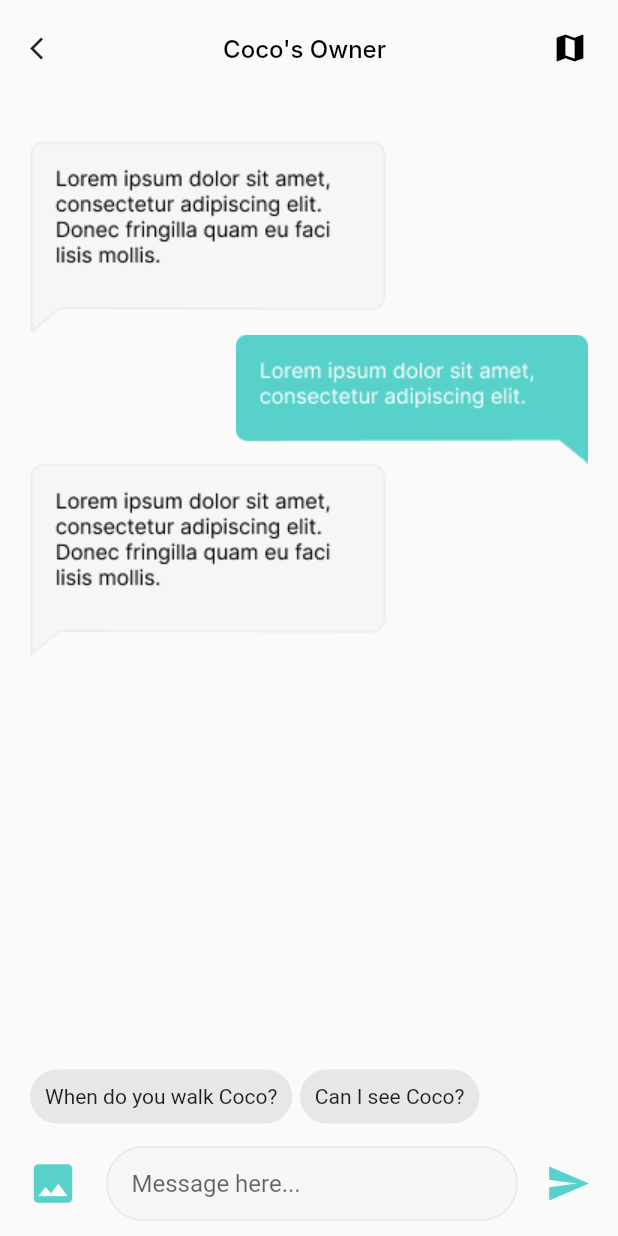
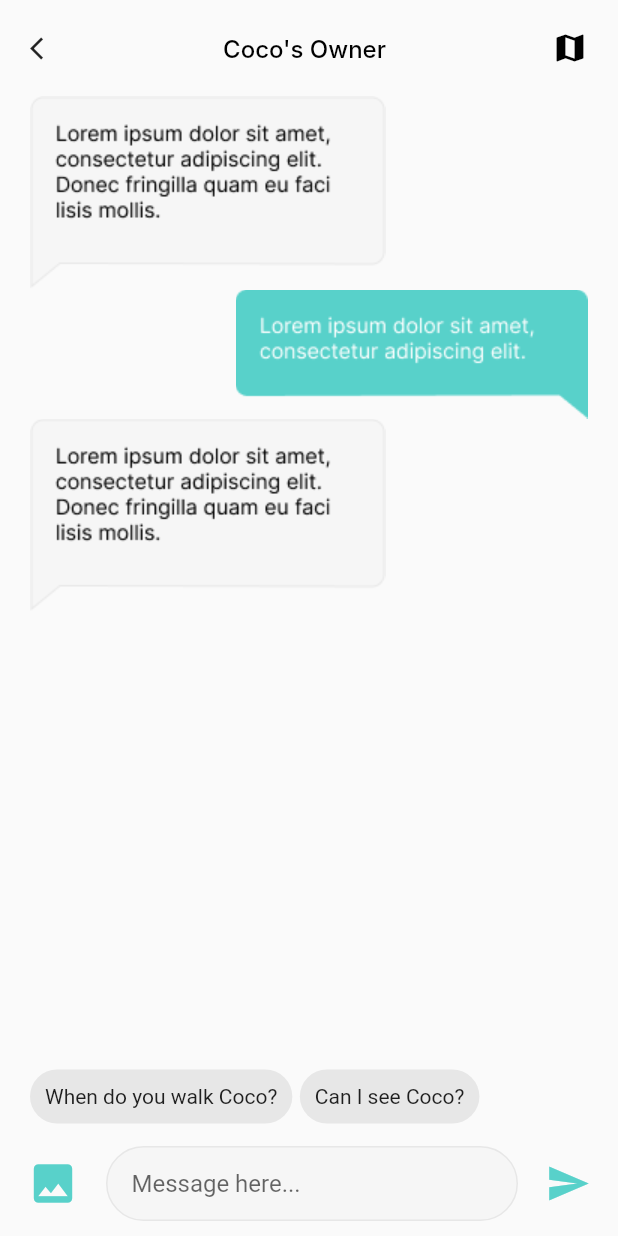
Before and after one commit to jefflin98/pupchat, a Flutter app: the ChatDetailScreen screen opened directly, on a phone screen of 412 x 824 dp. Run offline on Flutter 3.47's test engine with Material 2 defaults, Android fonts, the phone set to English and light mode, and no system bars; Roboto replaces fonts that are missing (Inter).

Commit message:
small ui change

```diff
--- a/lib/chat_detail_screen.dart
+++ b/lib/chat_detail_screen.dart
@@ -92,12 +92,7 @@ class ChatDetailScreen extends StatelessWidget {
                           ],
                         ),
                       )
-                    : Container(
-                        height: 10,
-                      ),
-                Container(
-                  height: 20,
-                ),
+                    : Container(),
                 Row(
                   children: [
                     const SizedBox(width: 20),
```
Also changed, not shown: assets/images/m4.png.
